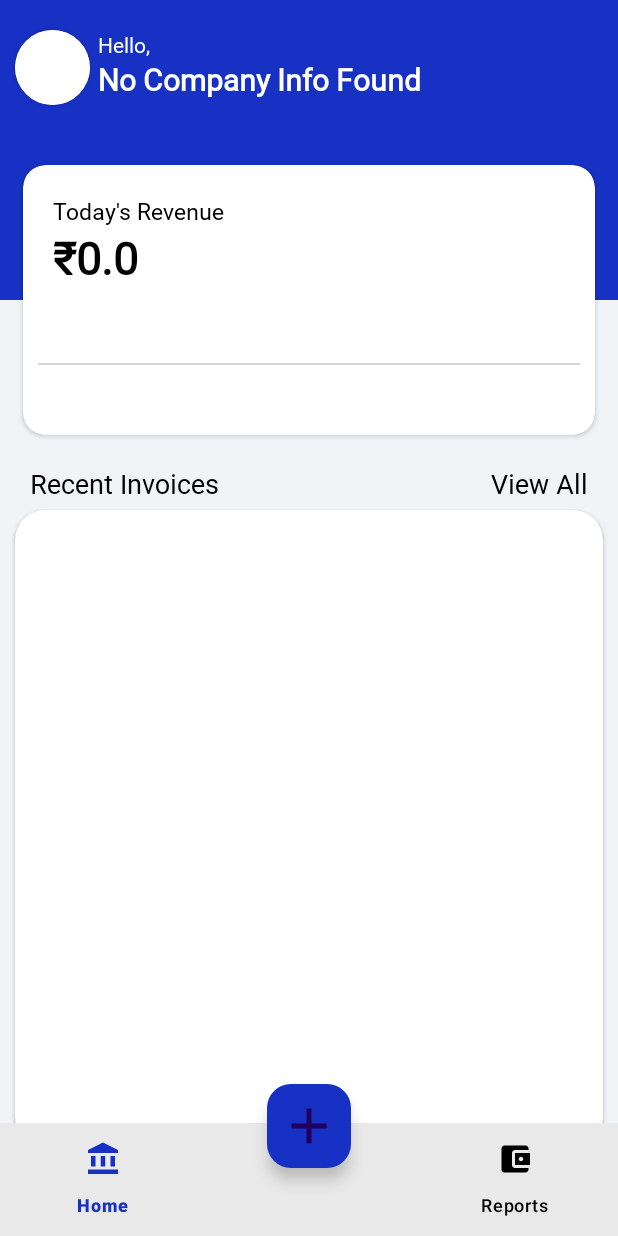
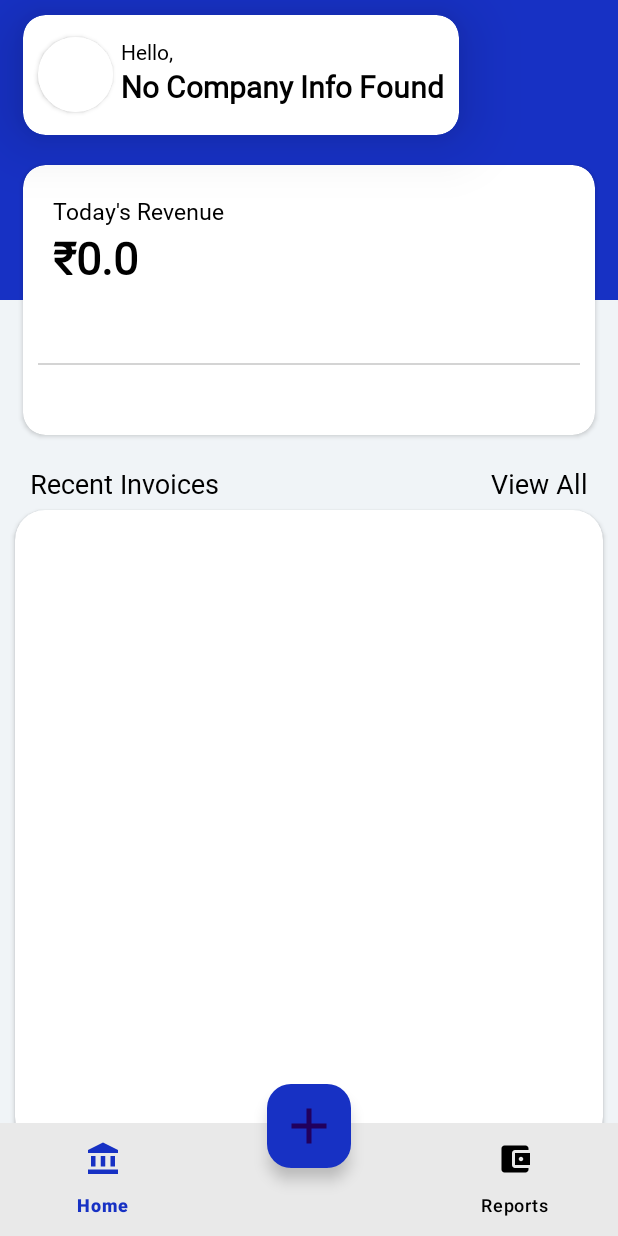
Before and after one commit to ThePrince047/EasyBill, an Android app: the MainActivity screen opened directly, with no data from a screen before it, on a phone screen of 412 x 824 dp. Run offline under Robolectric (Android 15) with nearby library versions, the phone set to English and light mode, and no system bars; our stand-ins replace Firebase (no records; nobody signed in at launch, a user with empty details on screens opened directly).

Commit message:
1.7.1 Very Big Changes by Jay

```diff
--- a/app/src/main/res/layout/activity_main.xml
+++ b/app/src/main/res/layout/activity_main.xml
@@ -62,15 +62,44 @@
             </RelativeLayout>
         </androidx.cardview.widget.CardView>
 
+
+        <androidx.cardview.widget.CardView
+            android:layout_width="wrap_content"
+            android:layout_height="80dp"
+            app:cardBackgroundColor="@color/white"
+            android:layout_marginTop="10dp"
+            android:layout_marginStart="15dp"
+            android:layout_marginEnd="10dp"
+            app:cardElevation="25dp"
+
+            app:cardCornerRadius="15dp"
+            >
+            <RelativeLayout
+            android:layout_width="match_parent"
+            android:layout_height="match_parent"
+            android:gravity="center_vertical"
+                >
+                <androidx.cardview.widget.CardView
+                    android:layout_width="50dp"
+                    android:layout_height="50dp"
+                    android:layout_marginStart="10dp"
+                    app:cardCornerRadius="25dp">
+                    <ImageView
+                        android:layout_width="match_parent"
+                        android:layout_height="match_parent"
+                        android:background="@color/white"/>
+                </androidx.cardview.widget.CardView>
+
                 <TextView
+                    android:id="@+id/lblHello"
                     android:layout_width="wrap_content"
                     android:layout_height="wrap_content"
+
+                    android:layout_marginStart="65dp"
+
+                    android:fontFamily="@font/helveticaneueroman"
                     android:text="Hello,"
-            android:id="@+id/lblHello"
-            android:fontFamily="@font/helveticaneueroman"
-            android:layout_marginStart="65dp"
-            android:layout_marginTop="20dp"
-            android:textColor="@color/white"/>
+                    android:textColor="@color/black" />
                 <TextView
                     android:layout_width="wrap_content"
                     android:layout_height="wrap_content"
@@ -79,24 +108,14 @@
                     android:fontFamily="@font/helveticaneueroman"
                     android:id="@+id/lblUser"
                     android:layout_marginStart="65dp"
-            android:layout_marginTop="0dp"
+                    android:layout_marginEnd="10dp"
+
                     android:textSize="20dp"
                     android:textStyle="bold"
-            android:textColor="@color/white"/>
-        <androidx.cardview.widget.CardView
-            android:layout_width="50dp"
-            android:layout_height="50dp"
-            android:layout_marginTop="20dp"
-            android:layout_marginStart="10dp"
-            app:cardCornerRadius="25dp">
-            <ImageView
-                android:layout_width="match_parent"
-                android:layout_height="match_parent"
+                    android:textColor="@color/black"/>
+            </RelativeLayout>
 
-                android:background="@color/white"/>
         </androidx.cardview.widget.CardView>
-
-
 
         <TextView
             android:layout_width="wrap_content"
```
Lines whose indentation alone changed are shown as unchanged.
